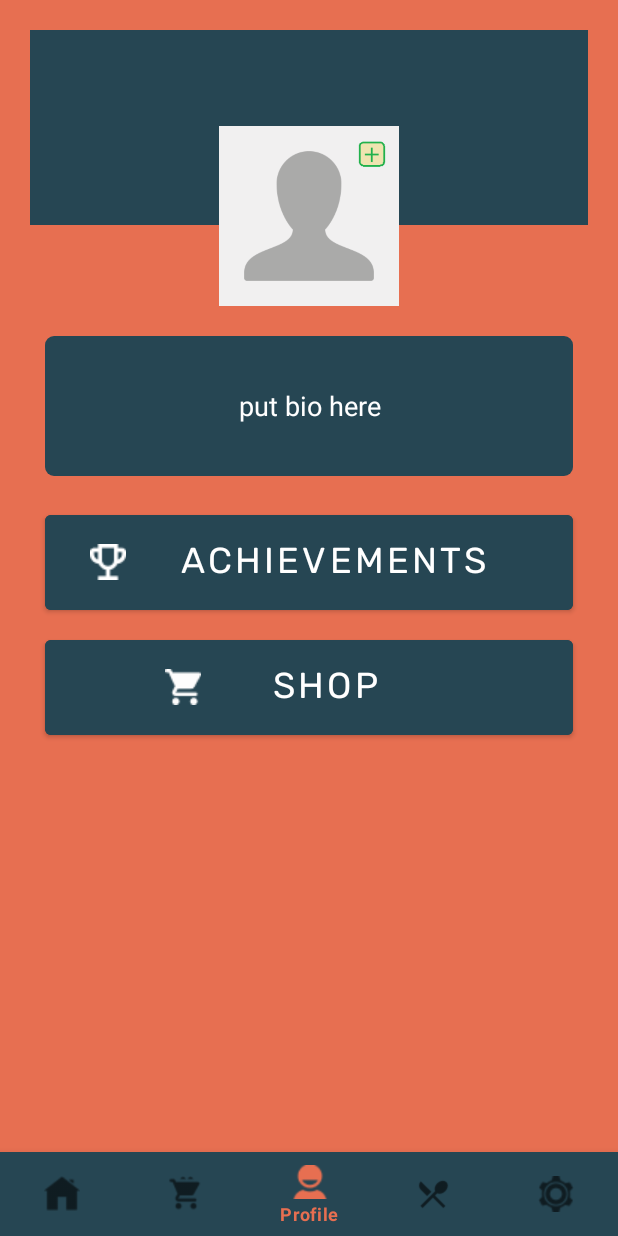
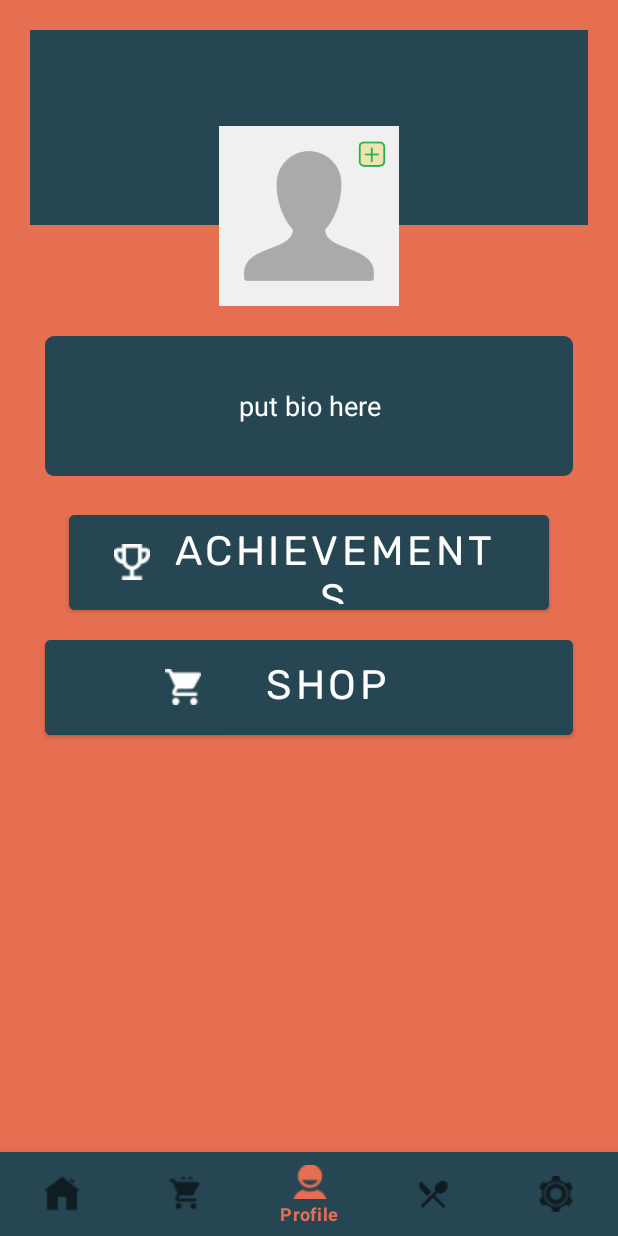
Before and after one commit to Cradle-Boys/Healthy-v7, an Android app: the screen it shows after launch once a user with an empty profile is signed in (HomeActivity), item 3 of the bottom bar chosen, on a phone screen of 412 x 824 dp. Run offline under Robolectric (Android 15) with nearby library versions, the phone set to English and light mode, and no system bars; our stand-ins replace Firebase (no records; nobody signed in at launch, a user with empty details on screens opened directly); Roboto replaces fonts that are not available here.

Commit message:
added healthy v7 production level apk

```diff
--- a/app/src/main/java/com/example/healthy_v_7/HomeActivity.java
+++ b/app/src/main/java/com/example/healthy_v_7/HomeActivity.java
@@ -263,7 +263,14 @@ public class HomeActivity extends AppCompatActivity implements SensorEventListen
                     name=sharedPreferences.getString("firstName","User");
                 }
             }
-            greetingTextView.setText("Hello, " + name);
+            int spacePos = name.indexOf(" ");
+            String truncateName="";
+            if(spacePos>0){
+                truncateName = name.substring(0,spacePos);
+            }else{
+                truncateName=name;
+            }
+            greetingTextView.setText("Hello, " + truncateName);
         }
     }
 
@@ -334,7 +341,7 @@ public class HomeActivity extends AppCompatActivity implements SensorEventListen
 
         }else{
             milestoneSteps=totalSteps;
-            tomorrowDate= CalendarUtil.getNowPlusMinute();
+            tomorrowDate= CalendarUtil.getTomorrow();//change here for testing
             sharedPreferences.edit().putLong("tomorrow",tomorrowDate).apply();
             sharedPreferences.edit().putBoolean("isSameDay",true).apply();
             sharedPreferences.edit().putInt("milestoneSteps",milestoneSteps).apply();
--- a/app/src/main/java/com/example/healthy_v_7/panels/ProfileFragment.java
+++ b/app/src/main/java/com/example/healthy_v_7/panels/ProfileFragment.java
@@ -9,11 +9,13 @@ import androidx.fragment.app.Fragment;
 import android.view.LayoutInflater;
 import android.view.View;
 import android.view.ViewGroup;
+import android.widget.Button;
 import android.widget.ImageView;
 import android.widget.TextView;
 import android.widget.Toast;
 
 import com.example.healthy_v_7.R;
+import com.google.android.material.bottomnavigation.BottomNavigationView;
 import com.google.firebase.auth.FirebaseAuth;
 import com.google.firebase.auth.FirebaseUser;
 import com.google.firebase.auth.UserInfo;
@@ -37,6 +39,8 @@ public class ProfileFragment extends Fragment {
     TextView nameTextView;
     TextView bioTextView;
     ImageView profileImageView;
+    Button shopButton;
+    BottomNavigationView bottomNavigationView;
 
     SharedPreferences sharedPreferences;
     SharedPreferences.OnSharedPreferenceChangeListener prefListener;
@@ -109,6 +113,13 @@ public class ProfileFragment extends Fragment {
                 };
         sharedPreferences.registerOnSharedPreferenceChangeListener(prefListener);
 
+        shopButton.setOnClickListener(new View.OnClickListener() {
+            @Override
+            public void onClick(View v) {
+                bottomNavigationView.setSelectedItemId(R.id.nav_shop);
+            }
+        });
+
 
     }
 
@@ -120,7 +131,8 @@ public class ProfileFragment extends Fragment {
         nameTextView = rootView.findViewById(R.id.nameTextView);
         bioTextView = rootView.findViewById(R.id.bioTextView);
         profileImageView = rootView.findViewById(R.id.profilePic_imageView);
-
+        shopButton = rootView.findViewById(R.id.shopButton);
+        bottomNavigationView = getActivity().findViewById(R.id.bottom_navigation);
 
         sharedPreferences = getActivity().getSharedPreferences("saved",Context.MODE_PRIVATE);
         bioTextView.setText(sharedPreferences.getString("bio","put bio here"));
--- a/app/src/main/res/layout/activity_home.xml
+++ b/app/src/main/res/layout/activity_home.xml
@@ -186,7 +186,9 @@
 
             <TextView
                 android:id="@+id/greetingTextView"
-                android:layout_width="289dp"
+                android:layout_width="wrap_content"
+                android:layout_marginLeft="20dp"
+                android:layout_marginRight="20dp"
                 android:layout_height="61dp"
                 android:layout_marginTop="240dp"
                 android:gravity="center"
--- a/app/src/main/res/layout/fragment_profile.xml
+++ b/app/src/main/res/layout/fragment_profile.xml
@@ -71,20 +71,20 @@
 
         <Button
             android:id="@+id/button"
-            android:layout_width="0dp"
+            android:layout_width="wrap_content"
             android:layout_height="75dp"
-            android:layout_marginStart="30dp"
+            android:layout_marginStart="0dp"
             android:layout_marginTop="20dp"
-            android:layout_marginEnd="30dp"
+            android:layout_marginEnd="0dp"
             android:backgroundTint="@color/cradleGreen"
             android:drawableLeft="@drawable/trophyicon"
             android:fontFamily="@font/rubik"
             android:paddingLeft="30dp"
             android:paddingRight="30dp"
             android:text="ACHIEVEMENTS"
-            android:textSize="24sp"
+            android:textSize="27.5sp"
             app:layout_constraintEnd_toEndOf="parent"
-            app:layout_constraintHorizontal_bias="0.0"
+            app:layout_constraintHorizontal_bias="0.5"
             app:layout_constraintStart_toStartOf="parent"
             app:layout_constraintTop_toBottomOf="@+id/bioTextView" />
 
@@ -101,7 +101,7 @@
             android:paddingLeft="80dp"
             android:paddingRight="90dp"
             android:text="SHOP"
-            android:textSize="24sp"
+            android:textSize="27.5sp"
             app:layout_constraintEnd_toEndOf="parent"
             app:layout_constraintHorizontal_bias="0.0"
             app:layout_constraintStart_toStartOf="parent"
```
Also changed, not shown: 20 other files.
